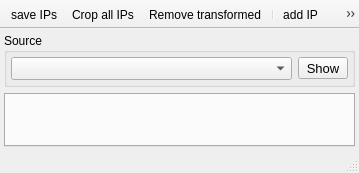
Old version of the form plugins/XRD/XRD.ui in the repository NeutrinoToolkit/Neutrino.
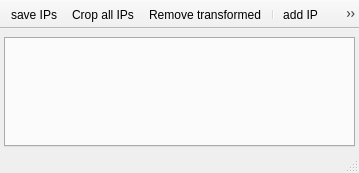
New version of the form. Icons and pictures are not drawn.

Commit message: xrd : image for each IP

The edit to the form file:
```diff
--- a/plugins/XRD/XRD.ui
+++ b/plugins/XRD/XRD.ui
@@ -28,7 +28,7 @@
      <number>4</number>
     </property>
     <property name="topMargin">
-     <number>4</number>
+     <number>8</number>
     </property>
     <property name="rightMargin">
      <number>4</number>
@@ -37,58 +37,6 @@
      <number>4</number>
     </property>
     <item row="0" column="0">
-     <widget class="QGroupBox" name="groupBox">
-      <property name="title">
-       <string>Source</string>
-      </property>
-      <layout class="QHBoxLayout" name="horizontalLayout_2" stretch="1,0">
-       <property name="leftMargin">
-        <number>4</number>
-       </property>
-       <property name="topMargin">
-        <number>4</number>
-       </property>
-       <property name="rightMargin">
-        <number>4</number>
-       </property>
-       <property name="bottomMargin">
-        <number>4</number>
-       </property>
-       <item>
-        <widget class="QComboBox" name="image">
-         <property name="font">
-          <font>
-           <pointsize>10</pointsize>
-          </font>
-         </property>
-         <property name="neutrinoImage" stdset="0">
-          <bool>true</bool>
-         </property>
-        </widget>
-       </item>
-       <item>
-        <widget class="QToolButton" name="source">
-         <property name="font">
-          <font>
-           <pointsize>10</pointsize>
-          </font>
-         </property>
-         <property name="toolTip">
-          <string>Show source image</string>
-         </property>
-         <property name="text">
-          <string>Show</string>
-         </property>
-         <property name="icon">
-          <iconset resource="../../../build-neutrinoMaster-Brew-Debug/src/qrc/icons.qrc">
-           <normaloff>:/icons/eye.png</normaloff>:/icons/eye.png</iconset>
-         </property>
-        </widget>
-       </item>
-      </layout>
-     </widget>
-    </item>
-    <item row="1" column="0">
      <widget class="QTabWidget" name="tabIPs">
       <property name="font">
        <font>
```
Left out of the diff: 2 changed lines with no effect on the pictures. The commit also changes 2 other files.
